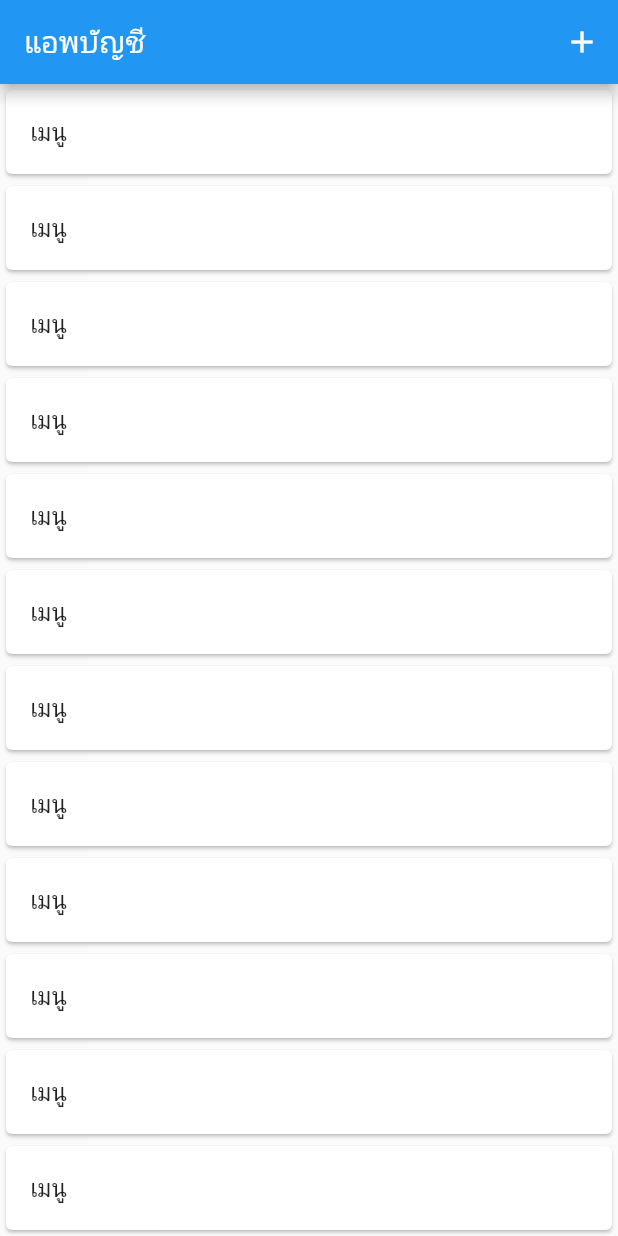
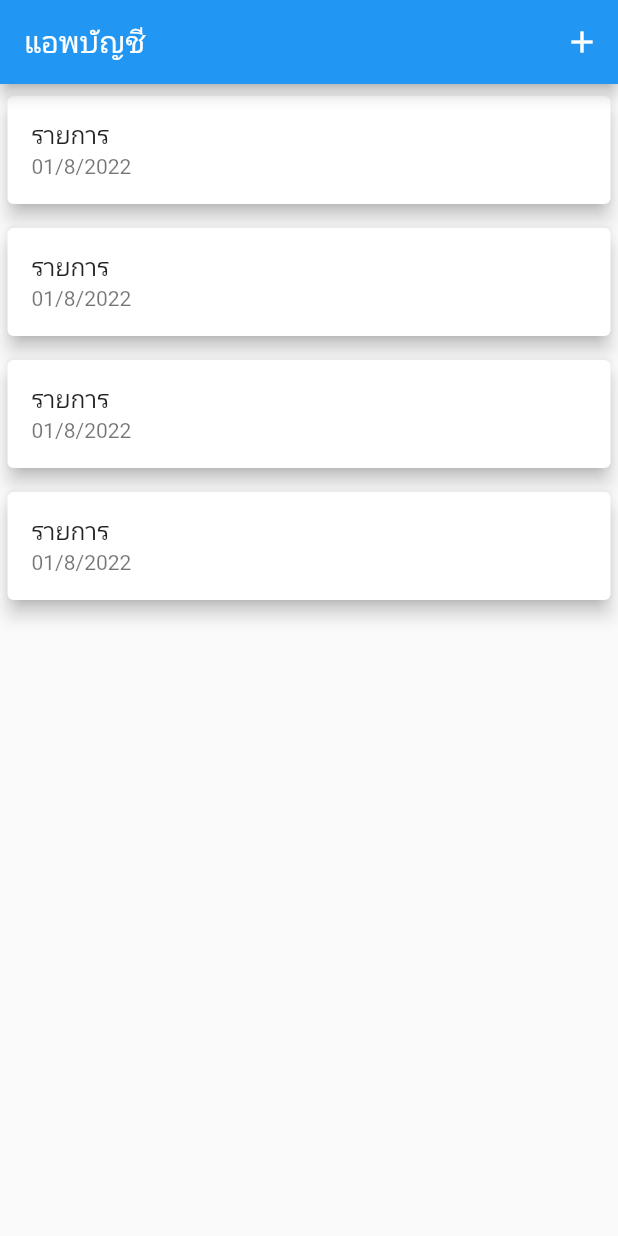
Before and after one commit to Nuuteen/Lab5, a Flutter app: the screen it shows after launch, on a phone screen of 412 x 824 dp. Run offline on Flutter 3.47's test engine with Material 2 defaults, Android fonts, the phone set to English and light mode, and no system bars.

Commit message:
Lab5-7
Card Widget2 Subtitle

```diff
--- a/flutter_application_1/lib/main.dart
+++ b/flutter_application_1/lib/main.dart
@@ -44,12 +44,17 @@ class _MyHomePageState extends State<MyHomePage> {
                 icon: Icon(Icons.add))
           ],
         ),
-        body: ListView.builder(itemBuilder: (context, int index) {
-          return Card(
-            child: ListTile(
-              title: Text("เมนู"),
-            ),
-          );
-        }));
+        body: ListView.builder(
+            itemCount: 4,
+            itemBuilder: (context, int index) {
+              return Card(
+                elevation: 5,
+                margin: const EdgeInsets.symmetric(vertical: 8, horizontal: 5),
+                child: ListTile(
+                  title: Text("รายการ"),
+                  subtitle: Text("01/8/2022"),
+                ),
+              );
+            }));
   }
 }
```
